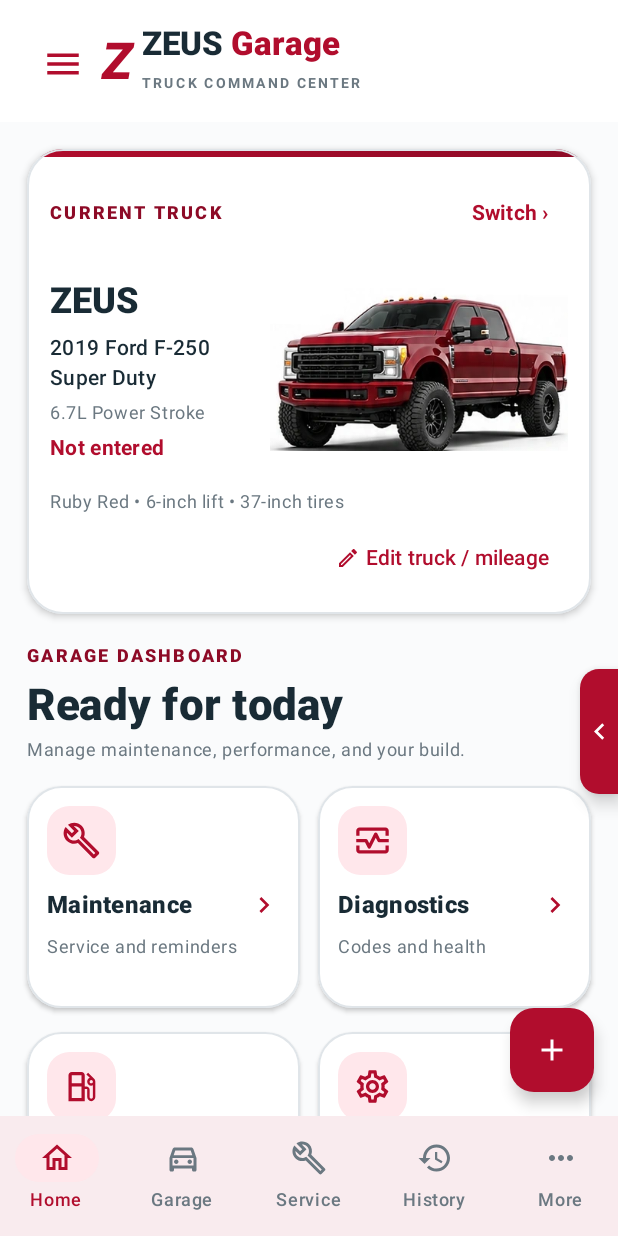
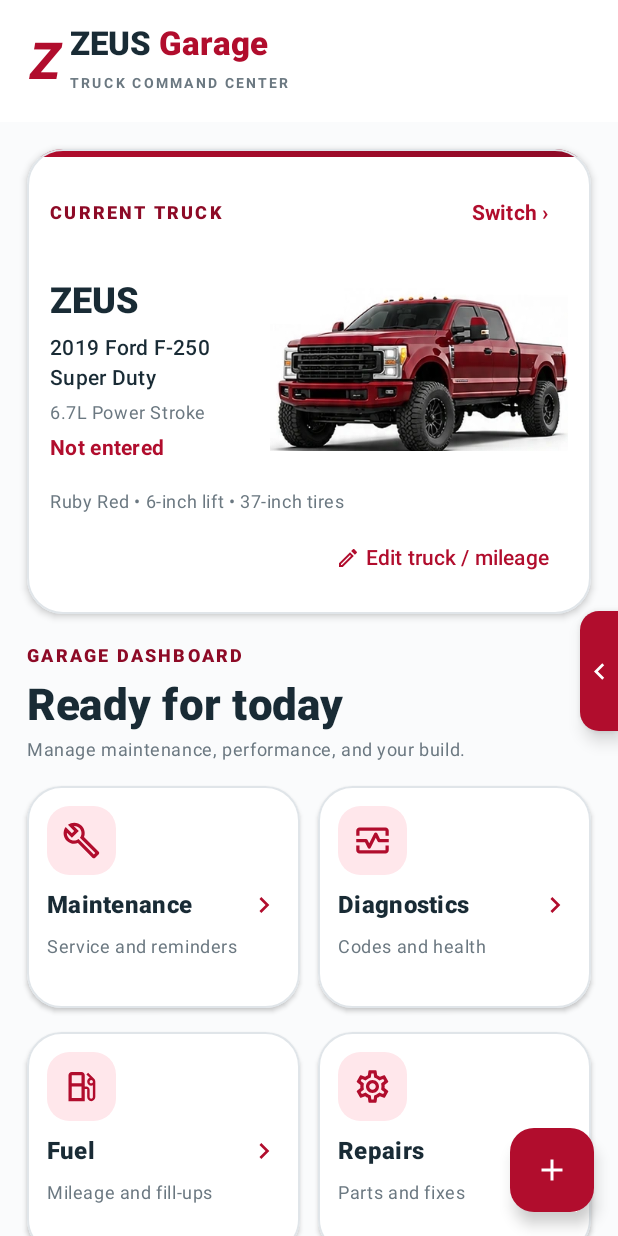
Before and after one commit to luischairez12-ui/ZEUSGarage, an Android app built with Jetpack Compose: the screen it shows after launch (MainActivity), on a phone screen of 412 x 824 dp. Run offline under Robolectric (Android 15) with nearby library versions, the phone set to English and light mode, and no system bars.

Commit message:
ZEUS Garage v0.5.0 — compact menu and movable edge tab
* Batch 5: compact launcher search and support repositionable edge handle

* Batch 5: drop bottom tabs; add persistent draggable side handle on all screens

* Batch 5: remove redundant hamburger but preserve ZEUS brand header and F-250 hero

* ZEUS Garage v0.5.0 navigation cleanup version

* Label Batch 5 GitHub Actions APK artifact

* Document compact launcher, saved tab position, and BuildDeck update path

```diff
--- a/app/build.gradle.kts
+++ b/app/build.gradle.kts
@@ -10,8 +10,8 @@ android {
         applicationId = "com.zeusgarage.mobile"
         minSdk = 29
         targetSdk = 35
-        versionCode = 4
-        versionName = "0.4.0"
+        versionCode = 5
+        versionName = "0.5.0"
     }
     buildTypes {
         release { isMinifyEnabled = false }
--- a/app/src/main/java/com/zeusgarage/mobile/MainActivity.kt
+++ b/app/src/main/java/com/zeusgarage/mobile/MainActivity.kt
@@ -26,6 +26,7 @@ import androidx.compose.ui.Modifier
 import androidx.compose.ui.Alignment
 import androidx.compose.ui.graphics.Color
 import androidx.compose.ui.platform.LocalContext
+import androidx.compose.ui.platform.LocalDensity
 import androidx.compose.ui.unit.dp
 import androidx.core.view.WindowCompat
 import kotlinx.coroutines.Dispatchers
@@ -58,6 +59,13 @@ fun ZeusGarageApp() {
     var revision by remember { mutableIntStateOf(0) }
     var route by remember { mutableStateOf("Home") }
     var launcherOpen by remember { mutableStateOf(false) }
+    // Position stored as a fraction so it stays usable on different screen sizes/orientations.
+    val uiPreferences = remember(context) {
+        context.getSharedPreferences("zeus_launcher_ui", android.content.Context.MODE_PRIVATE)
+    }
+    var launcherTabFraction by remember {
+        mutableFloatStateOf(uiPreferences.getFloat("edge_tab_y", 0.55f).coerceIn(0f, 1f))
+    }
     fun navigate(destination: String) {
         route = destination
         launcherOpen = false
@@ -125,18 +133,12 @@ fun ZeusGarageApp() {
         }
     }
 
-    // Only the navigation surface changes in Batch 4; the truck hero and dashboard stay untouched.
+    // Batch 5 changes navigation chrome only; truck card and dashboard remain untouched.
     Box(Modifier.fillMaxSize()) {
     Scaffold(
         containerColor = ZeusBackground,
-        topBar = { Box(Modifier.statusBarsPadding()) { ZeusHeader(onMenu = {
-            launcherOpen = true
-        }) } },
-        bottomBar = { Column(Modifier.navigationBarsPadding()) {
-            ZeusBottomNav(route) { destination ->
-                if (destination == "More") launcherOpen = true else navigate(destination)
-            }
-        } },
+        topBar = { Box(Modifier.statusBarsPadding()) { ZeusHeader() } },
+        // No bottom nav: the launcher is available from the draggable edge tab on every page.
         floatingActionButton = {
             if (route != "Garage") FloatingActionButton(
                 onClick = { quickAdd = true }, containerColor = Ruby, contentColor = Color.White
@@ -190,10 +192,30 @@ fun ZeusGarageApp() {
         }
     }
 
-    // Small edge handle only on Home, so other functional pages never get obscured.
-    if (!launcherOpen && route == "Home") {
-        Box(Modifier.align(Alignment.CenterEnd).offset(y = 75.dp)) {
-            ZeusLauncherPullTab { launcherOpen = true }
+    // Always reachable, including on nested pages now that bottom and top menus are gone.
+    if (!launcherOpen) {
+        Box(
+            Modifier.matchParentSize().statusBarsPadding().navigationBarsPadding()
+        ) {
+            BoxWithConstraints(Modifier.fillMaxSize()) {
+                val tabHeight = 80.dp
+                val freeHeight = (maxHeight - tabHeight - 32.dp).coerceAtLeast(0.dp)
+                val travelPx = with(LocalDensity.current) { freeHeight.toPx() }.coerceAtLeast(1f)
+                Box(
+                    Modifier.align(Alignment.TopEnd)
+                        .offset(y = 16.dp + freeHeight * launcherTabFraction)
+                ) {
+                    ZeusLauncherPullTab(
+                        onOpen = { launcherOpen = true },
+                        onVerticalDrag = { dy ->
+                            launcherTabFraction = (launcherTabFraction + dy / travelPx).coerceIn(0f, 1f)
+                        },
+                        onDragFinished = {
+                            uiPreferences.edit().putFloat("edge_tab_y", launcherTabFraction).apply()
+                        }
+                    )
+                }
+            }
         }
     }
 
--- a/app/src/main/java/com/zeusgarage/mobile/ZeusNavigationDrawer.kt
+++ b/app/src/main/java/com/zeusgarage/mobile/ZeusNavigationDrawer.kt
@@ -3,7 +3,7 @@ package com.zeusgarage.mobile
 import androidx.compose.foundation.BorderStroke
 import androidx.compose.foundation.background
 import androidx.compose.foundation.clickable
-import androidx.compose.foundation.gestures.detectHorizontalDragGestures
+import androidx.compose.foundation.gestures.detectDragGestures
 import androidx.compose.foundation.layout.*
 import androidx.compose.foundation.lazy.LazyColumn
 import androidx.compose.foundation.lazy.items
@@ -106,26 +106,26 @@ fun ZeusLauncherPanel(
 
             HorizontalDivider(color = ZeusLine)
 
-            Column(
-                Modifier.fillMaxWidth().padding(start = 17.dp, end = 17.dp, top = 14.dp, bottom = 5.dp),
-                verticalArrangement = Arrangement.spacedBy(7.dp)
+            // Compact single-line search: no instructional paragraph, no wrapped placeholder.
+            Box(
+                Modifier.fillMaxWidth().padding(start = 17.dp, end = 17.dp, top = 10.dp, bottom = 0.dp)
             ) {
-                SmallCaps("SEARCH SHORTCUTS")
                 OutlinedTextField(
                     value = query,
                     onValueChange = { query = it.take(80) },
-                    modifier = Modifier.fillMaxWidth(),
-                    placeholder = { Text("Find a page, e.g. parts or fuel") },
-                    leadingIcon = { Icon(Icons.Outlined.Search, contentDescription = null, tint = Ruby) },
+                    modifier = Modifier.fillMaxWidth().height(52.dp),
+                    placeholder = { Text("Search menu...", maxLines = 1) },
+                    leadingIcon = { Icon(Icons.Outlined.Search, contentDescription = null,
+                        tint = Ruby, modifier = Modifier.size(20.dp)) },
                     trailingIcon = {
                         if (query.isNotEmpty()) IconButton(onClick = { query = "" }) {
                             Icon(Icons.Outlined.Clear, contentDescription = "Clear search")
                         }
                     },
                     singleLine = true,
-                    shape = RoundedCornerShape(18.dp)
+                    textStyle = MaterialTheme.typography.bodyMedium,
+                    shape = RoundedCornerShape(17.dp)
                 )
-                Muted("Finds ZEUS pages. Your saved records stay inside each section.")
             }
 
             LazyColumn(
@@ -216,21 +216,41 @@ private fun ZeusLauncherCard(
     }
 }
 
-/** Narrow Ruby Red edge pull-tab, like BoreLab. Tap it or pull left to reveal the launcher. */
+/**
+ * A movable Ruby Red edge handle. Tapping opens the launcher, dragging vertically
+ * repositions it, and a leftward swipe opens it. Parent saves the final position.
+ */
 @Composable
-fun ZeusLauncherPullTab(onOpen: () -> Unit) {
+fun ZeusLauncherPullTab(
+    onOpen: () -> Unit,
+    onVerticalDrag: (Float) -> Unit,
+    onDragFinished: () -> Unit
+) {
+    val latestOpen by rememberUpdatedState(onOpen)
+    val latestVerticalDrag by rememberUpdatedState(onVerticalDrag)
+    val latestDragFinished by rememberUpdatedState(onDragFinished)
     Box(
-        modifier = Modifier.width(44.dp).height(83.dp)
+        modifier = Modifier.width(44.dp).height(80.dp)
             .clickable(onClick = onOpen)
-            .pointerInput(onOpen) {
-                var travel = 0f
-                detectHorizontalDragGestures(
-                    onDragStart = { travel = 0f },
-                    onHorizontalDrag = { change, amount ->
-                        travel += amount
+            .pointerInput(Unit) {
+                var horizontal = 0f
+                var vertical = 0f
+                detectDragGestures(
+                    onDragStart = { horizontal = 0f; vertical = 0f },
+                    onDrag = { change, dragAmount ->
+                        horizontal += dragAmount.x
+                        vertical += dragAmount.y
+                        if (dragAmount.y != 0f) latestVerticalDrag(dragAmount.y)
                         change.consume()
                     },
-                    onDragEnd = { if (travel < -22f) onOpen() }
+                    onDragEnd = {
+                        if (horizontal < -34.dp.toPx() &&
+                            kotlin.math.abs(horizontal) > kotlin.math.abs(vertical) * 1.25f) {
+                            latestOpen()
+                        }
+                        latestDragFinished()
+                    },
+                    onDragCancel = { latestDragFinished() }
                 )
             },
         contentAlignment = Alignment.CenterEnd
--- a/app/src/main/java/com/zeusgarage/mobile/ZeusUi.kt
+++ b/app/src/main/java/com/zeusgarage/mobile/ZeusUi.kt
@@ -79,17 +79,12 @@ fun SectionTitle(title: String, description: String? = null) {
 }
 
 @Composable
-fun ZeusHeader(onMenu: () -> Unit) {
+fun ZeusHeader() {
     Row(
         Modifier.fillMaxWidth().background(Color.White)
             .padding(start = 20.dp, end = 20.dp, top = 15.dp, bottom = 14.dp),
         verticalAlignment = Alignment.CenterVertically
     ) {
-        IconButton(onClick = onMenu, modifier = Modifier.size(42.dp)) {
-            Icon(Icons.Outlined.Menu, contentDescription = "Open ZEUS navigation", tint = Ruby,
-                modifier = Modifier.size(28.dp))
-        }
-        Spacer(Modifier.width(6.dp))
         Text("Z", fontSize = 34.sp, fontWeight = FontWeight.Black,
             fontStyle = FontStyle.Italic, color = Ruby, lineHeight = 36.sp)
         Spacer(Modifier.width(6.dp))
```
Also changed, not shown: 2 other files.
